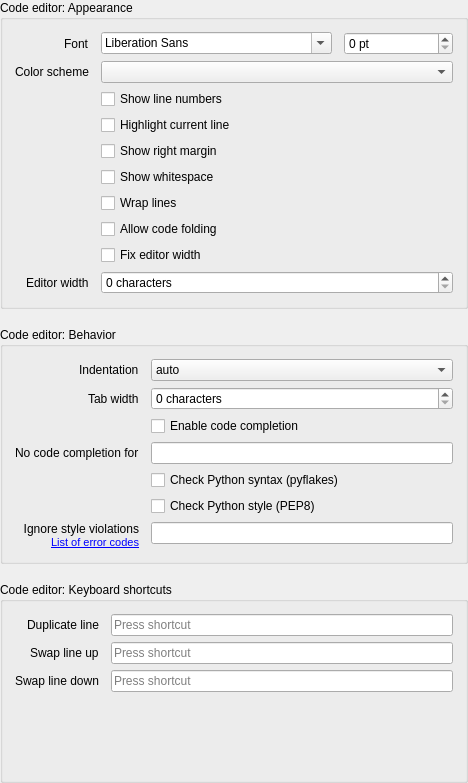
Old version of the form opensesame_extensions/pyqode_manager/preferences.ui in the repository open-cogsci/OpenSesame.
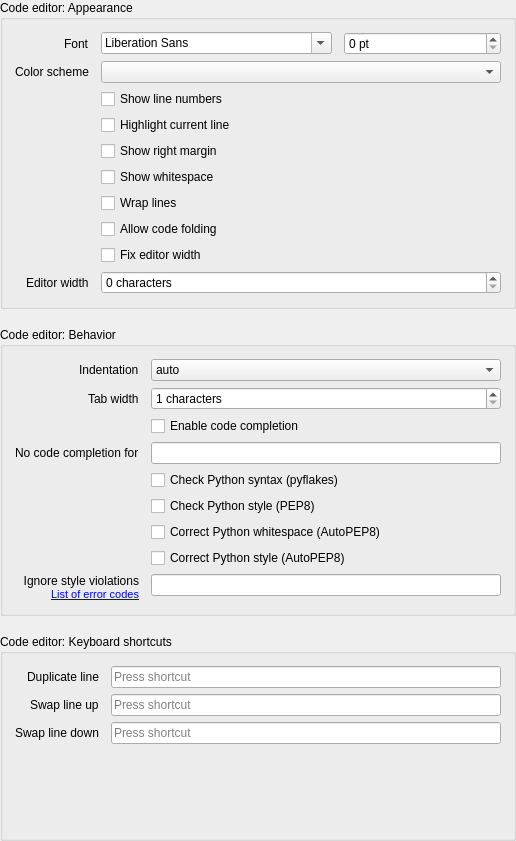
New version of the form.

Commit message: pyqode_manager: fix AutoDetectIndentationMode - Don't crash when set to spaces - Don't crash when autodetecting 0-length indentation (closes #733) - Don't allow 0-length indentation in preferences

What changed in the file:
```diff
--- a/opensesame_extensions/pyqode_manager/preferences.ui
+++ b/opensesame_extensions/pyqode_manager/preferences.ui
@@ -6,8 +6,8 @@
    <rect>
     <x>0</x>
     <y>0</y>
-    <width>468</width>
-    <height>783</height>
+    <width>516</width>
+    <height>841</height>
    </rect>
   </property>
   <property name="windowTitle">
@@ -217,6 +217,26 @@
         </item>
        </widget>
       </item>
+      <item row="1" column="0">
+       <widget class="QLabel" name="label_tab_length">
+        <property name="text">
+         <string>Tab width</string>
+        </property>
+       </widget>
+      </item>
+      <item row="1" column="1">
+       <widget class="QSpinBox" name="cfg_pyqode_tab_length">
+        <property name="suffix">
+         <string> characters</string>
+        </property>
+        <property name="minimum">
+         <number>1</number>
+        </property>
+        <property name="maximum">
+         <number>32</number>
+        </property>
+       </widget>
+      </item>
       <item row="2" column="1">
        <widget class="QCheckBox" name="cfg_pyqode_code_completion">
         <property name="text">
@@ -248,7 +268,7 @@
         </property>
        </widget>
       </item>
-      <item row="6" column="0">
+      <item row="8" column="0">
        <widget class="QLabel" name="label_pep8_ignore">
         <property name="text">
          <string>Ignore style violations&lt;br /&gt;&lt;a href=&quot;https://pycodestyle.pycqa.org/en/latest/intro.html#error-codes&quot;&gt;&lt;span style=&quot; font-size:8pt;&quot;&gt;List of error codes&lt;/span&gt;&lt;/a&gt;</string>
@@ -261,20 +281,20 @@
         </property>
        </widget>
       </item>
-      <item row="6" column="1">
+      <item row="8" column="1">
        <widget class="QLineEdit" name="cfg_pyqode_pep8_ignore"/>
       </item>
-      <item row="1" column="1">
-       <widget class="QSpinBox" name="cfg_pyqode_tab_length">
-        <property name="suffix">
-         <string> characters</string>
+      <item row="6" column="1">
+       <widget class="QCheckBox" name="cfg_pyqode_autopep8">
+        <property name="text">
+         <string>Correct Python whitespace (AutoPEP8)</string>
         </property>
        </widget>
       </item>
-      <item row="1" column="0">
-       <widget class="QLabel" name="label_tab_length">
+      <item row="7" column="1">
+       <widget class="QCheckBox" name="cfg_pyqode_autopep8_aggressive">
         <property name="text">
-         <string>Tab width</string>
+         <string>Correct Python style (AutoPEP8)</string>
         </property>
        </widget>
       </item>
```
Left out of the diff: 16 changed lines with no effect on the pictures. The commit also changes 1 other file.
